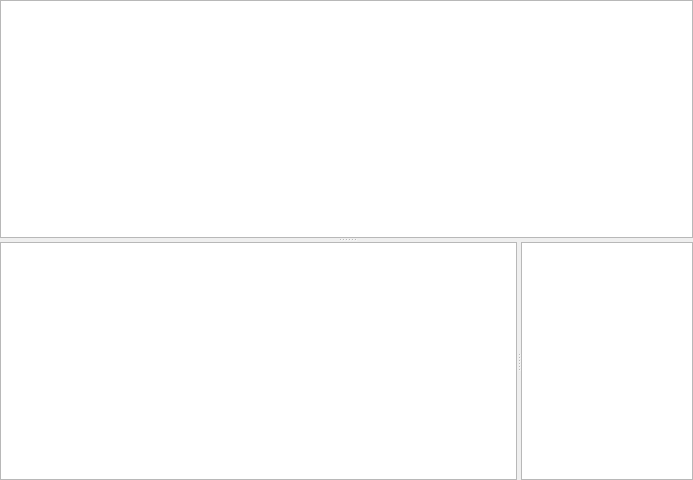
Before: the Qt Designer form src/revsview.ui in tibirna/qgit, drawn with Qt 5.
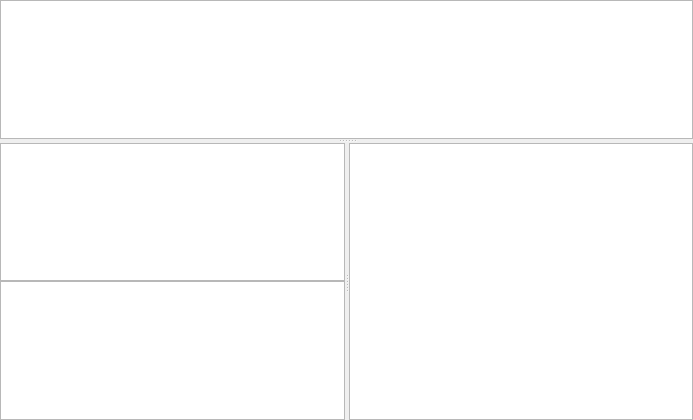
After: the same form once the commit is applied. Custom widgets are drawn as their Qt base class.

Commit message:
Show patch content in main view
With new menu entry 'View->Toggle message/diff' ('m' key shortcut)
it is now possible to see the patch directly in main view instead of
log message.

```diff
--- a/src/revsview.ui
+++ b/src/revsview.ui
@@ -6,7 +6,7 @@
     <x>0</x>
     <y>0</y>
     <width>693</width>
-    <height>480</height>
+    <height>420</height>
    </rect>
   </property>
   <property name="windowTitle" >
@@ -54,25 +54,61 @@
       <property name="orientation" >
        <enum>Qt::Horizontal</enum>
       </property>
+      <widget class="QWidget" name="" >
+       <layout class="QVBoxLayout" >
+        <property name="margin" >
+         <number>0</number>
+        </property>
+        <property name="spacing" >
+         <number>0</number>
+        </property>
+        <item>
       <widget class="RevDesc" name="textBrowserDesc" >
        <property name="sizePolicy" >
         <sizepolicy>
-         <hsizetype>5</hsizetype>
-         <vsizetype>13</vsizetype>
-         <horstretch>3</horstretch>
+            <hsizetype>7</hsizetype>
+            <vsizetype>7</vsizetype>
+            <horstretch>0</horstretch>
          <verstretch>0</verstretch>
         </sizepolicy>
        </property>
        <property name="lineWrapMode" >
         <enum>QTextEdit::NoWrap</enum>
        </property>
+         </widget>
+        </item>
+        <item>
+         <widget class="PatchContent" name="textEditDiff" >
+          <property name="sizePolicy" >
+           <sizepolicy>
+            <hsizetype>7</hsizetype>
+            <vsizetype>7</vsizetype>
+            <horstretch>0</horstretch>
+            <verstretch>0</verstretch>
+           </sizepolicy>
+          </property>
+          <property name="documentTitle" >
+           <string comment="testing with diff view" >test</string>
+          </property>
+          <property name="undoRedoEnabled" >
+           <bool>false</bool>
+          </property>
+          <property name="lineWrapMode" >
+           <enum>QTextEdit::NoWrap</enum>
+          </property>
+          <property name="readOnly" >
+           <bool>true</bool>
+          </property>
+         </widget>
+        </item>
+       </layout>
       </widget>
       <widget class="FileList" name="fileList" >
        <property name="sizePolicy" >
         <sizepolicy>
-         <hsizetype>5</hsizetype>
-         <vsizetype>13</vsizetype>
-         <horstretch>1</horstretch>
+         <hsizetype>7</hsizetype>
+         <vsizetype>7</vsizetype>
+         <horstretch>0</horstretch>
          <verstretch>0</verstretch>
         </sizepolicy>
        </property>
@@ -87,6 +123,11 @@
  </widget>
  <layoutdefault spacing="6" margin="11" />
  <customwidgets>
+  <customwidget>
+   <class>RevDesc</class>
+   <extends>QTextBrowser</extends>
+   <header>revdesc.h</header>
+  </customwidget>
   <customwidget>
    <class>FileList</class>
    <extends>QListWidget</extends>
@@ -98,9 +139,9 @@
    <header>listview.h</header>
   </customwidget>
   <customwidget>
-   <class>RevDesc</class>
-   <extends>QTextBrowser</extends>
-   <header>revdesc.h</header>
+   <class>PatchContent</class>
+   <extends>QTextEdit</extends>
+   <header>patchcontent.h</header>
   </customwidget>
  </customwidgets>
  <includes>
```
Lines whose indentation alone changed are shown as unchanged. The commit also changes 9 other files.
